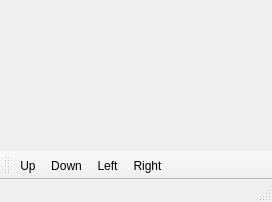
First picture: the form in 2048/table.ui, repository IlyaBoykoProgr/qt-cpp, before the edit.
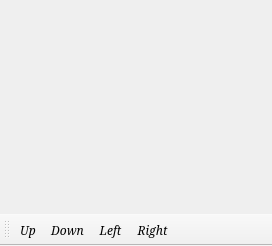
Second picture: the form after the edit. Icons and pictures are not drawn.

```diff
--- a/2048/table.ui
+++ b/2048/table.ui
@@ -7,9 +7,15 @@
     <x>0</x>
     <y>0</y>
     <width>272</width>
-    <height>202</height>
+    <height>246</height>
    </rect>
   </property>
+  <property name="font">
+   <font>
+    <family>Serif</family>
+    <italic>true</italic>
+   </font>
+  </property>
   <property name="windowTitle">
    <string>table</string>
   </property>
@@ -21,14 +27,13 @@
     <enum>BottomToolBarArea</enum>
    </attribute>
    <attribute name="toolBarBreak">
-    <bool>true</bool>
+    <bool>false</bool>
    </attribute>
    <addaction name="Up"/>
    <addaction name="Down"/>
    <addaction name="Left"/>
    <addaction name="Right"/>
   </widget>
-  <widget class="QStatusBar" name="statusBar"/>
   <action name="Up">
    <property name="text">
     <string>Up</string>
```
Left out of the diff: 10 changed lines with no effect on the pictures.
